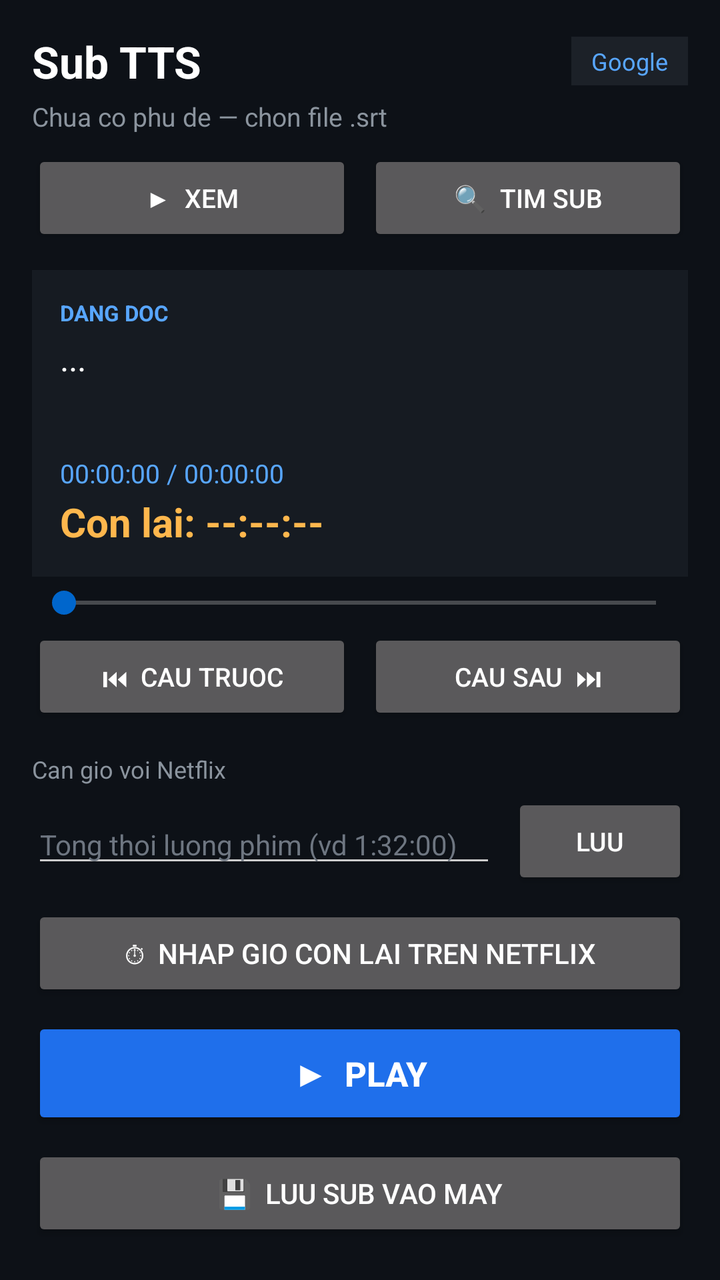
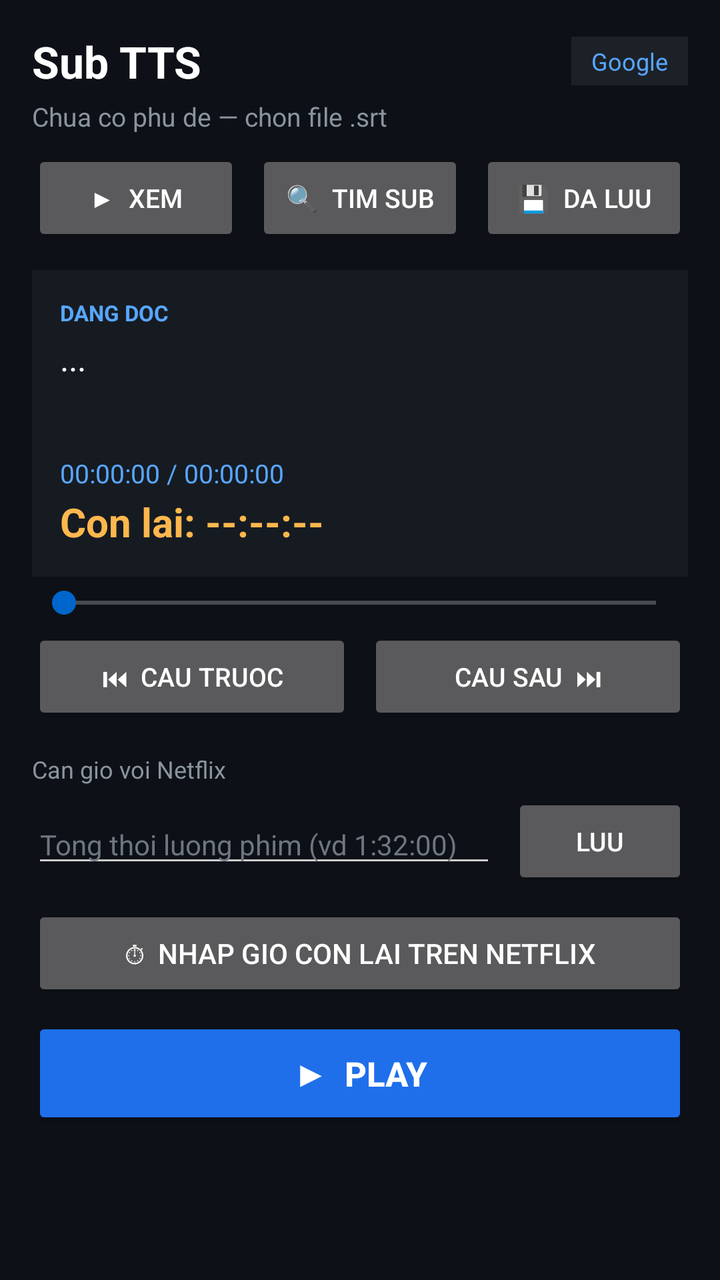

Compare the two renders of this Android layout. The source of the first and the diff that turns it into the second are given below.
<!-- AndroidManifest.xml: application theme Theme.WebTTS -->
<!-- res/layout/activity_main.xml -->
<?xml version="1.0" encoding="utf-8"?>
<ScrollView xmlns:android="http://schemas.android.com/apk/res/android"
    android:layout_width="match_parent"
    android:layout_height="match_parent"
    android:background="#0D1117"
    android:fillViewport="true">

    <LinearLayout
        android:layout_width="match_parent"
        android:layout_height="wrap_content"
        android:orientation="vertical"
        android:padding="16dp">

        
        <LinearLayout
            android:layout_width="match_parent"
            android:layout_height="wrap_content"
            android:gravity="center_vertical"
            android:orientation="horizontal">

            <TextView
                android:layout_width="0dp"
                android:layout_height="wrap_content"
                android:layout_weight="1"
                android:text="Sub TTS"
                android:textColor="#FFFFFF"
                android:textSize="22sp"
                android:textStyle="bold" />

            <TextView
                android:id="@+id/tvVoiceBadge"
                android:layout_width="wrap_content"
                android:layout_height="wrap_content"
                android:background="#1C2128"
                android:paddingLeft="10dp"
                android:paddingRight="10dp"
                android:paddingTop="4dp"
                android:paddingBottom="4dp"
                android:text="Google"
                android:textColor="#58A6FF"
                android:textSize="12sp" />
        </LinearLayout>

        <TextView
            android:id="@+id/tvStatus"
            android:layout_width="wrap_content"
            android:layout_height="wrap_content"
            android:layout_marginTop="4dp"
            android:text="Chua co phu de — chon file .srt"
            android:textColor="#8B949E"
            android:textSize="13sp" />

        
        <LinearLayout
            android:layout_width="match_parent"
            android:layout_height="wrap_content"
            android:layout_marginTop="8dp"
            android:orientation="horizontal">

            <Button
                android:id="@+id/btnTabWatch"
                android:layout_width="0dp"
                android:layout_height="wrap_content"
                android:layout_weight="1"
                android:text="▶  Xem"
                android:textSize="13sp" />

            <Button
                android:id="@+id/btnTabSearch"
                android:layout_width="0dp"
                android:layout_height="wrap_content"
                android:layout_marginStart="8dp"
                android:layout_weight="1"
                android:text="🔍  Tim sub"
                android:textSize="13sp" />
        </LinearLayout>

        
        <LinearLayout
            android:id="@+id/paneWatch"
            android:layout_width="match_parent"
            android:layout_height="wrap_content"
            android:orientation="vertical">

        
        <LinearLayout
            android:layout_width="match_parent"
            android:layout_height="wrap_content"
            android:layout_marginTop="12dp"
            android:background="#161B22"
            android:orientation="vertical"
            android:padding="14dp">

            <TextView
                android:layout_width="wrap_content"
                android:layout_height="wrap_content"
                android:text="DANG DOC"
                android:textColor="#58A6FF"
                android:textSize="11sp"
                android:textStyle="bold" />

            <TextView
                android:id="@+id/tvCue"
                android:layout_width="match_parent"
                android:layout_height="wrap_content"
                android:layout_marginTop="4dp"
                android:minHeight="56dp"
                android:maxLines="4"
                android:ellipsize="end"
                android:text="..."
                android:textColor="#FFFFFF"
                android:textSize="17sp" />

            <TextView
                android:id="@+id/tvTime"
                android:layout_width="wrap_content"
                android:layout_height="wrap_content"
                android:layout_marginTop="4dp"
                android:text="00:00:00 / 00:00:00"
                android:textColor="#58A6FF"
                android:textSize="13sp" />

            <TextView
                android:id="@+id/tvRemain"
                android:layout_width="wrap_content"
                android:layout_height="wrap_content"
                android:layout_marginTop="2dp"
                android:text="Con lai: --:--:--"
                android:textColor="#FFB74D"
                android:textSize="20sp"
                android:textStyle="bold" />
        </LinearLayout>

        <SeekBar
            android:id="@+id/seekPos"
            android:layout_width="match_parent"
            android:layout_height="wrap_content"
            android:layout_marginTop="4dp"
            android:max="1000" />

        
        <LinearLayout
            android:layout_width="match_parent"
            android:layout_height="wrap_content"
            android:layout_marginTop="4dp"
            android:orientation="horizontal">

            <Button
                android:id="@+id/btnPrevCue"
                android:layout_width="0dp"
                android:layout_height="wrap_content"
                android:layout_weight="1"
                android:text="⏮  Cau truoc"
                android:textSize="13sp" />

            <Button
                android:id="@+id/btnNextCue"
                android:layout_width="0dp"
                android:layout_height="wrap_content"
                android:layout_marginStart="8dp"
                android:layout_weight="1"
                android:text="Cau sau  ⏭"
                android:textSize="13sp" />
        </LinearLayout>

        
        <TextView
            android:layout_width="wrap_content"
            android:layout_height="wrap_content"
            android:layout_marginTop="14dp"
            android:text="Can gio voi Netflix"
            android:textColor="#8B949E"
            android:textSize="12sp" />

        <LinearLayout
            android:layout_width="match_parent"
            android:layout_height="wrap_content"
            android:layout_marginTop="4dp"
            android:gravity="center_vertical"
            android:orientation="horizontal">

            <EditText
                android:id="@+id/etTotalLen"
                android:layout_width="0dp"
                android:layout_height="wrap_content"
                android:layout_weight="1"
                android:hint="Tong thoi luong phim (vd 1:32:00)"
                android:inputType="text"
                android:textColor="#FFFFFF"
                android:textColorHint="#6E7681"
                android:textSize="14sp" />

            <Button
                android:id="@+id/btnSetTotal"
                android:layout_width="wrap_content"
                android:layout_height="wrap_content"
                android:layout_marginStart="8dp"
                android:text="Luu"
                android:textSize="13sp" />
        </LinearLayout>

        <Button
            android:id="@+id/btnJumpRemain"
            android:layout_width="match_parent"
            android:layout_height="wrap_content"
            android:layout_marginTop="8dp"
            android:text="⏱  Nhap gio con lai tren Netflix"
            android:textSize="14sp" />

        
        <Button
            android:id="@+id/btnPlayPause"
            android:layout_width="match_parent"
            android:layout_height="56dp"
            android:layout_marginTop="8dp"
            android:backgroundTint="#1F6FEB"
            android:text="▶  Play"
            android:textSize="17sp"
            android:textStyle="bold" />

        
        <Button
            android:id="@+id/btnSaveSub"
            android:layout_width="match_parent"
            android:layout_height="wrap_content"
            android:layout_marginTop="8dp"
            android:text="💾  Luu sub vao may"
            android:textSize="14sp" />

        </LinearLayout>

        
        <LinearLayout
            android:id="@+id/paneSearch"
            android:layout_width="match_parent"
            android:layout_height="wrap_content"
            android:orientation="vertical"
            android:visibility="gone">

        
        <Button
            android:id="@+id/btnPickSrt"
            android:layout_width="match_parent"
            android:layout_height="wrap_content"
            android:layout_marginTop="8dp"
            android:text="📁  Chon file phu de (.srt)"
            android:textSize="14sp" />

        
        <LinearLayout
            android:layout_width="match_parent"
            android:layout_height="wrap_content"
            android:layout_marginTop="8dp"
            android:orientation="horizontal">

            <Button
                android:id="@+id/btnSubSearch"
                android:layout_width="0dp"
                android:layout_height="wrap_content"
                android:layout_weight="1"
                android:text="🔍  Tim sub online"
                android:textSize="13sp" />

            <Button
                android:id="@+id/btnSubSettings"
                android:layout_width="0dp"
                android:layout_height="wrap_content"
                android:layout_marginStart="8dp"
                android:layout_weight="1"
                android:text="🔑  Key sub"
                android:textSize="13sp" />
        </LinearLayout>

        
        <LinearLayout
            android:layout_width="match_parent"
            android:layout_height="wrap_content"
            android:layout_marginTop="8dp"
            android:orientation="horizontal">

            <Button
                android:id="@+id/btnBackup"
                android:layout_width="0dp"
                android:layout_height="wrap_content"
                android:layout_weight="1"
                android:text="💾  Sao luu"
                android:textSize="13sp" />

            <Button
                android:id="@+id/btnRestore"
                android:layout_width="0dp"
                android:layout_height="wrap_content"
                android:layout_marginStart="8dp"
                android:layout_weight="1"
                android:text="📥  Khoi phuc"
                android:textSize="13sp" />
        </LinearLayout>

        </LinearLayout>

        
        <LinearLayout
            android:id="@+id/paneSetup"
            android:layout_width="match_parent"
            android:layout_height="wrap_content"
            android:orientation="vertical"
            android:visibility="gone">

        

        
        <Button
            android:id="@+id/btnSleep"
            android:layout_width="match_parent"
            android:layout_height="wrap_content"
            android:layout_marginTop="8dp"
            android:text="⏾  Hen gio tat: Tat"
            android:textSize="14sp" />

        
        <TextView
            android:layout_width="wrap_content"
            android:layout_height="wrap_content"
            android:layout_marginTop="14dp"
            android:text="Giong doc"
            android:textColor="#8B949E"
            android:textSize="12sp" />

        <LinearLayout
            android:layout_width="match_parent"
            android:layout_height="wrap_content"
            android:layout_marginTop="4dp"
            android:orientation="horizontal">

            <Button
                android:id="@+id/btnVoiceGoogle"
                android:layout_width="0dp"
                android:layout_height="wrap_content"
                android:layout_weight="1"
                android:text="Google\n(offline)"
                android:textSize="13sp" />

            <Button
                android:id="@+id/btnVoiceHoaiMy"
                android:layout_width="0dp"
                android:layout_height="wrap_content"
                android:layout_marginStart="8dp"
                android:layout_weight="1"
                android:text="HoaiMy\n(online)"
                android:textSize="13sp" />

            <Button
                android:id="@+id/btnVoiceNamMinh"
                android:layout_width="0dp"
                android:layout_height="wrap_content"
                android:layout_marginStart="8dp"
                android:layout_weight="1"
                android:text="NamMinh\n(online)"
                android:textSize="13sp" />
        </LinearLayout>

        
        <TextView
            android:layout_width="wrap_content"
            android:layout_height="wrap_content"
            android:layout_marginTop="14dp"
            android:text="Toc do doc"
            android:textColor="#8B949E"
            android:textSize="12sp" />

        <LinearLayout
            android:layout_width="match_parent"
            android:layout_height="wrap_content"
            android:gravity="center_vertical"
            android:orientation="horizontal">

            <SeekBar
                android:id="@+id/seekRate"
                android:layout_width="0dp"
                android:layout_height="wrap_content"
                android:layout_weight="1"
                android:max="200"
                android:progress="50" />

            <TextView
                android:id="@+id/tvRate"
                android:layout_width="wrap_content"
                android:layout_height="wrap_content"
                android:layout_marginStart="8dp"
                android:text="1.0x"
                android:textColor="#FFFFFF"
                android:textSize="14sp"
                android:textStyle="bold" />
        </LinearLayout>

        
        <TextView
            android:layout_width="wrap_content"
            android:layout_height="wrap_content"
            android:layout_marginTop="10dp"
            android:text="Am luong giong doc"
            android:textColor="#8B949E"
            android:textSize="12sp" />

        <LinearLayout
            android:layout_width="match_parent"
            android:layout_height="wrap_content"
            android:gravity="center_vertical"
            android:orientation="horizontal">

            <SeekBar
                android:id="@+id/seekTtsVol"
                android:layout_width="0dp"
                android:layout_height="wrap_content"
                android:layout_weight="1"
                android:max="100"
                android:progress="100" />

            <TextView
                android:id="@+id/tvTtsVol"
                android:layout_width="wrap_content"
                android:layout_height="wrap_content"
                android:layout_marginStart="8dp"
                android:text="100%"
                android:textColor="#FFFFFF"
                android:textSize="14sp"
                android:textStyle="bold" />
        </LinearLayout>

        
        <TextView
            android:layout_width="wrap_content"
            android:layout_height="wrap_content"
            android:layout_marginTop="10dp"
            android:text="Co chu cau dang doc"
            android:textColor="#8B949E"
            android:textSize="12sp" />

        <LinearLayout
            android:layout_width="match_parent"
            android:layout_height="wrap_content"
            android:gravity="center_vertical"
            android:orientation="horizontal">

            <SeekBar
                android:id="@+id/seekCueSize"
                android:layout_width="0dp"
                android:layout_height="wrap_content"
                android:layout_weight="1"
                android:max="18"
                android:progress="5" />

            <TextView
                android:id="@+id/tvCueSize"
                android:layout_width="wrap_content"
                android:layout_height="wrap_content"
                android:layout_marginStart="8dp"
                android:text="17"
                android:textColor="#FFFFFF"
                android:textSize="14sp"
                android:textStyle="bold" />
        </LinearLayout>

        
        <LinearLayout
            android:layout_width="match_parent"
            android:layout_height="wrap_content"
            android:layout_marginTop="14dp"
            android:orientation="horizontal">

            <Button
                android:id="@+id/btnFloat"
                android:layout_width="0dp"
                android:layout_height="wrap_content"
                android:layout_weight="1"
                android:text="🫧  Nut noi"
                android:textSize="13sp" />

            <Button
                android:id="@+id/btnClearCache"
                android:layout_width="0dp"
                android:layout_height="wrap_content"
                android:layout_marginStart="8dp"
                android:layout_weight="1"
                android:text="Xoa cache"
                android:textSize="13sp" />
        </LinearLayout>

        
        <Button
            android:id="@+id/btnExit"
            android:layout_width="match_parent"
            android:layout_height="wrap_content"
            android:layout_marginTop="8dp"
            android:backgroundTint="#A40E26"
            android:text="⏻  Thoat app (tat chay nen)"
            android:textSize="14sp"
            android:textStyle="bold" />

        <TextView
            android:layout_width="match_parent"
            android:layout_height="wrap_content"
            android:layout_marginTop="12dp"
            android:text="Cach dung: chon .srt → Play → thoat sang app Netflix xem. Dieu khien nhanh bang nut noi mo 30% tren man hinh Netflix."
            android:textColor="#6E7681"
            android:textSize="12sp" />

        </LinearLayout>

    </LinearLayout>
</ScrollView>
<!-- resources referenced by this layout -->
<resources>
  <style name="Theme.WebTTS" parent="Theme.AppCompat.NoActionBar">
          <item name="colorPrimary">#0066CC</item>
          <item name="colorPrimaryDark">#004C99</item>
          <item name="colorAccent">#0066CC</item>
          <item name="android:windowBackground">#111111</item>
          <item name="android:textColorPrimary">#FFFFFF</item>
          <item name="android:textColorSecondary">#CCCCCC</item>
          <item name="alertDialogTheme">@style/Theme.WebTTS.Dialog</item>
      </style>
  <style name="Theme.WebTTS.Dialog" parent="Theme.AppCompat.Dialog.Alert">
          <item name="colorPrimary">#0066CC</item>
          <item name="colorAccent">#0066CC</item>
          <item name="android:windowBackground">#222222</item>
          <item name="android:textColorPrimary">#FFFFFF</item>
          <item name="android:textColorSecondary">#CCCCCC</item>
      </style>
</resources>

<!-- the commit's change to res/layout/activity_main.xml (unified diff, before → after) -->
@@ -73,6 +73,15 @@
                 android:layout_weight="1"
                 android:text="🔍  Tim sub"
                 android:textSize="13sp" />
+
+            <Button
+                android:id="@+id/btnTabSaved"
+                android:layout_width="0dp"
+                android:layout_height="wrap_content"
+                android:layout_marginStart="8dp"
+                android:layout_weight="1"
+                android:text="💾  Da luu"
+                android:textSize="13sp" />
         </LinearLayout>
 
         
@@ -218,15 +227,6 @@
             android:textSize="17sp"
             android:textStyle="bold" />
 
-        
-        <Button
-            android:id="@+id/btnSaveSub"
-            android:layout_width="match_parent"
-            android:layout_height="wrap_content"
-            android:layout_marginTop="8dp"
-            android:text="💾  Luu sub vao may"
-            android:textSize="14sp" />
-
         </LinearLayout>
 
         
@@ -296,6 +296,30 @@
                 android:textSize="13sp" />
         </LinearLayout>
 
+        </LinearLayout>
+
+        
+        <LinearLayout
+            android:id="@+id/paneSaved"
+            android:layout_width="match_parent"
+            android:layout_height="wrap_content"
+            android:orientation="vertical"
+            android:visibility="gone">
+
+            <Button
+                android:id="@+id/btnClearSavedSubs"
+                android:layout_width="match_parent"
+                android:layout_height="wrap_content"
+                android:layout_marginTop="8dp"
+                android:text="🗑  Xoa tat ca sub da luu"
+                android:textSize="13sp" />
+
+            <LinearLayout
+                android:id="@+id/llSavedList"
+                android:layout_width="match_parent"
+                android:layout_height="wrap_content"
+                android:layout_marginTop="8dp"
+                android:orientation="vertical" />
         </LinearLayout>
 
         
